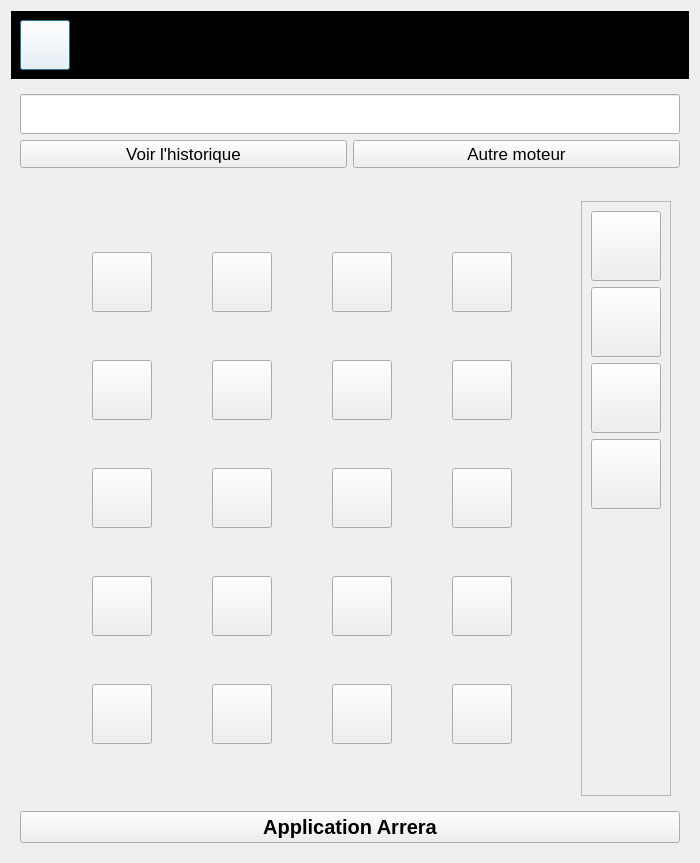
First picture: the form in arreraui.ui, repository Arrera-Software/Arrera-Interface, before the edit.
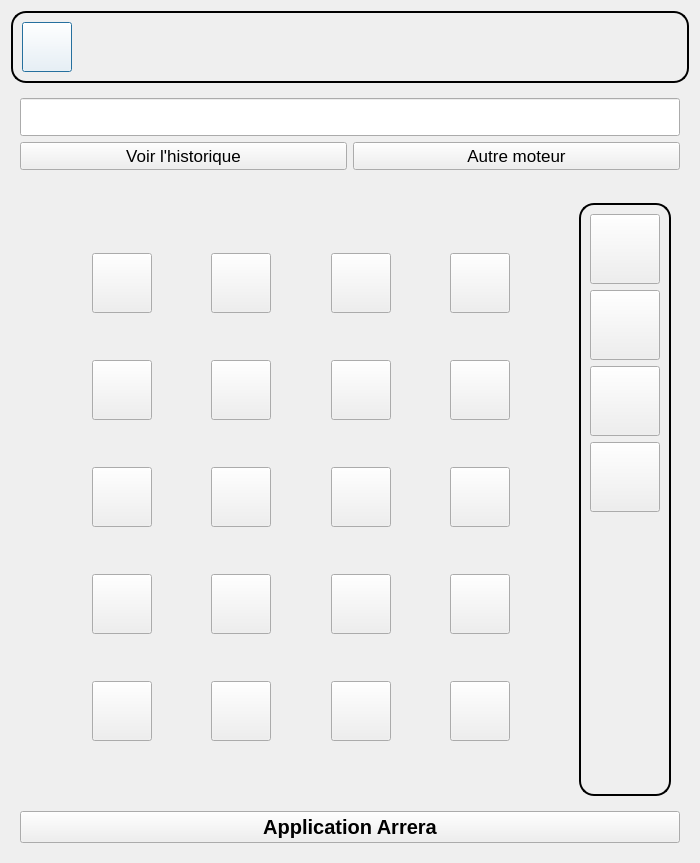
Second picture: the form after the edit. The open tabs and pages were chosen to show the change. Icons and pictures are not drawn.

The edit to the form file:
```diff
--- a/arreraui.ui
+++ b/arreraui.ui
@@ -39,7 +39,7 @@
    <item>
     <widget class="QFrame" name="TOPFRAME">
      <property name="styleSheet">
-      <string notr="true">background-color: rgb(0, 0, 0);</string>
+      <string notr="true">QFrame { border: 2px solid black; border-radius: 15px; } QLabel { border: none; border-radius: 0; }</string>
      </property>
      <property name="frameShape">
       <enum>QFrame::Shape::NoFrame</enum>
@@ -107,7 +107,7 @@
          </font>
         </property>
         <property name="styleSheet">
-         <string notr="true">color: rgb(255, 255, 255);</string>
+         <string notr="true"/>
         </property>
         <property name="text">
          <string/>
@@ -2175,6 +2175,9 @@
              </item>
              <item>
               <widget class="QFrame" name="FBUREAUTIQUEAPP">
+               <property name="styleSheet">
+                <string notr="true">QFrame { border: 2px solid black; border-radius: 15px; } QFrame* { border: none; border-radius: 0; }</string>
+               </property>
                <property name="frameShape">
                 <enum>QFrame::Shape::StyledPanel</enum>
                </property>
```
Left out of the diff: 6 changed lines with no effect on the pictures.
